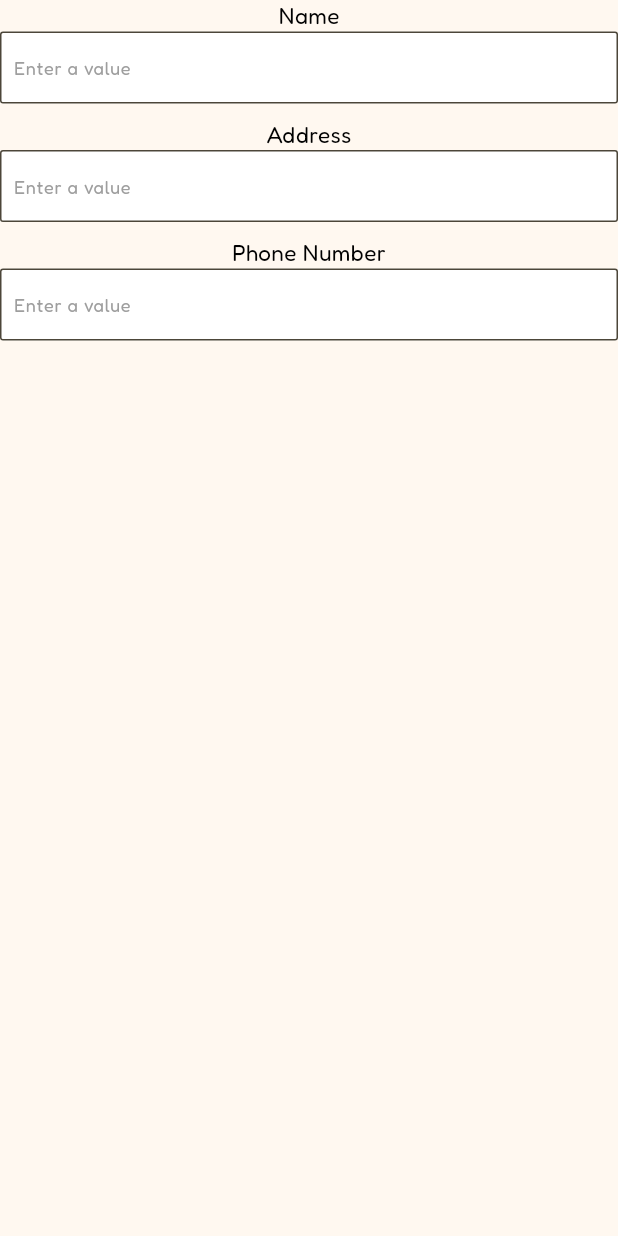
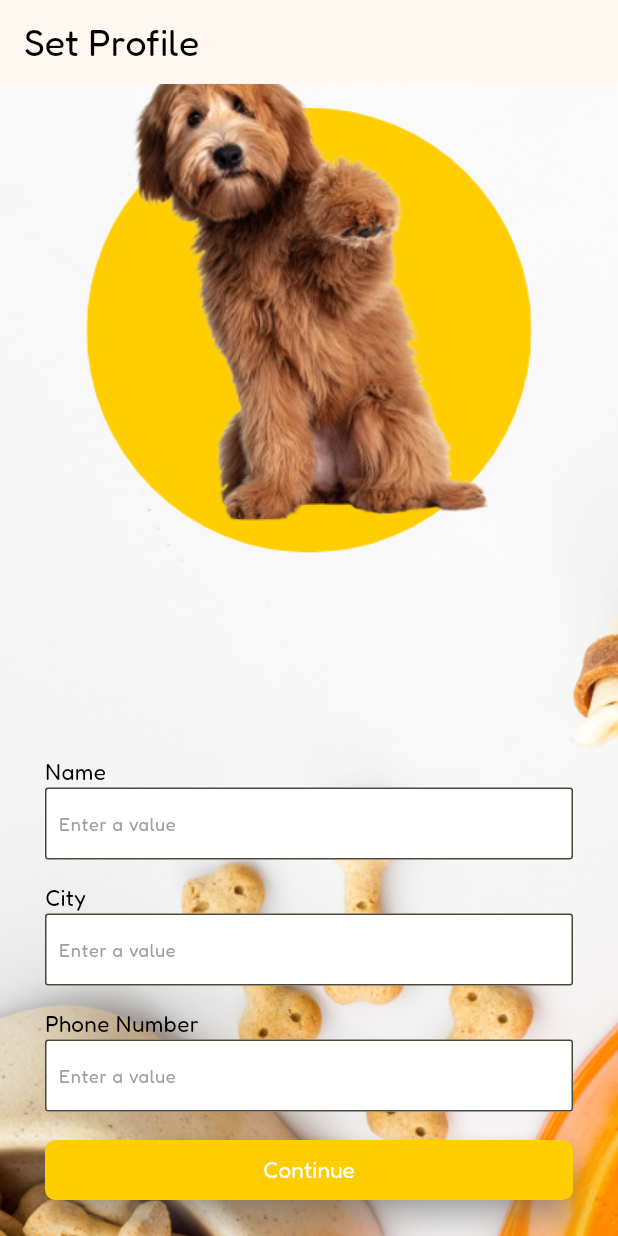
Before and after one commit to mridularaul/pawsome, a Flutter app: the setProfile screen opened directly, on a phone screen of 412 x 824 dp. Run offline on Flutter 3.47's test engine with Material 3 defaults, Android fonts, the phone set to English and light mode, and no system bars; our stand-ins replace cloud_firestore, firebase_auth, firebase_core, get; accounts and stored records are empty.

Commit message:
commit 4

```diff
--- a/lib/main.dart
+++ b/lib/main.dart
@@ -6,7 +6,9 @@ import 'package:pawfect/utils/constants.dart';
 import 'package:firebase_core/firebase_core.dart';
 import 'firebase_options.dart';
 
+String email='';
 Future<void> main() async {
+
   WidgetsFlutterBinding.ensureInitialized();
   await Firebase.initializeApp(
     options: DefaultFirebaseOptions.currentPlatform,
--- a/lib/screens/adoptionScreen.dart
+++ b/lib/screens/adoptionScreen.dart
@@ -1,4 +1,9 @@
+import 'package:flutter/cupertino.dart';
 import 'package:flutter/material.dart';
+import 'package:firebase_core/firebase_core.dart';
+import 'package:flutter/widgets.dart';
+import 'package:cloud_firestore/cloud_firestore.dart';
+
 
 class adoptionScreen extends StatelessWidget{
   @override
--- a/lib/screens/setProfile.dart
+++ b/lib/screens/setProfile.dart
@@ -1,29 +1,96 @@
 import 'package:flutter/material.dart';
+import 'package:get/get.dart';
 
+import '../database/database.dart';
+import '../main.dart';
+import '../utils/bottomNavBar.dart';
 import '../utils/constants.dart';
 
 class setProfile extends StatelessWidget{
+  late String name;
+  late String city;
+  late String phone;
+
   @override
   Widget build(BuildContext context) {
     return Scaffold(
-      body: Column(
-
+      appBar: AppBar(title: Text("Set Profile",style: kText.copyWith(fontSize: 25),),),
+      body: Stack(
+        children: [
+          Container(
+            height: double.infinity,
+            decoration: const BoxDecoration(
+              image: DecorationImage(
+                image: AssetImage('assets/images/signin.png'),
+                fit: BoxFit.cover,
+              ),
+            ),
+          ),          SafeArea(
+            child: Padding(
+              padding: const EdgeInsets.fromLTRB(30, 20, 30, 20),
+              child: Column(
+                mainAxisAlignment: MainAxisAlignment.spaceBetween,
+                children: [
+                  SizedBox(),
+                  Column(
+                    mainAxisAlignment: MainAxisAlignment.center,
+                    crossAxisAlignment: CrossAxisAlignment.start,
                     children: [
                       Text("Name",style: kText,),
                       TextField(
+                        onChanged: (value){
+                          name = value;
+                        },
                         decoration: kTextFieldDecoration,
                       ),
-          SizedBox(height: 10,),
-          Text("Address",style: kText,),
+                      SizedBox(height: 15,),
+                      Text("City",style: kText,),
                       TextField(
+                        onChanged: (value){
+                          city = value;
+                        },
                         decoration: kTextFieldDecoration,
                       ),
-          SizedBox(height: 10,),
+                      SizedBox(height: 15,),
                       Text("Phone Number",style: kText,),
                       TextField(
+                        onChanged: (value){
+                          phone = value;
+                        },
                         decoration: kTextFieldDecoration,
                       ),
-          SizedBox(height: 10,),
+                      SizedBox(height: 15,),
+                      SizedBox(
+                        width: double.infinity,
+                        child: ElevatedButton(
+                          onPressed: (){
+                            UserProfileMethods().addUserDetails(
+                                {
+                                  "username" : name,
+                                  "email" : email,
+                                  "phone" : phone,
+                                  "city" : city,
+                                }
+                            );
+
+                            Get.off(() => BottomNavBar());
+                          },
+                          child: Text("Continue",style: kText.copyWith(color: Colors.white),),
+                          style: ElevatedButton.styleFrom(
+                              backgroundColor: yellow,
+                              shape: RoundedRectangleBorder(borderRadius: BorderRadius.circular(7)),
+
+                              elevation: 8,
+                              shadowColor: Colors.grey
+                          ),
+                        ),
+                      ),
+                    ],
+                  ),
+                ],
+              ),
+            ),
+          ),
         ],
       ),
     );
--- a/pubspec.yaml
+++ b/pubspec.yaml
@@ -38,6 +38,7 @@ dependencies:
   get: ^4.6.6
   firebase_core: ^2.27.0
   firebase_auth: ^4.19.4
+  cloud_firestore: ^4.17.2
 
 dev_dependencies:
   flutter_test:
```
Also changed, not shown: lib/database/database.dart (added, +55 -0 lines), lib/screens/signinScreen.dart (+6 -6 lines), assets/images/signin.png (added), pubspec.lock, 4 other files. Lines whose indentation alone changed are shown as unchanged.
